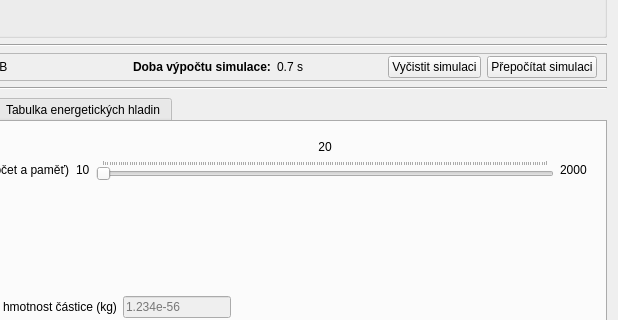
Above: mainWindow.ui from TomZMarsu/NanotechnologieSchrodinger before the change; both pictures show x 424 to 1042 and y 273 to 593 of the 1042 by 906 pixel window. Below: the same form after it.
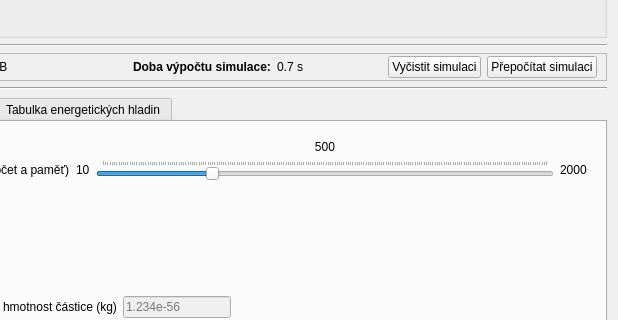
That is the form after the change. The open tabs and pages were chosen to show the change.

```diff
--- a/mainWindow.ui
+++ b/mainWindow.ui
@@ -260,6 +260,9 @@
             <property name="maximum">
              <number>2000</number>
             </property>
+            <property name="value">
+             <number>500</number>
+            </property>
             <property name="orientation">
              <enum>Qt::Orientation::Horizontal</enum>
             </property>
@@ -287,7 +290,7 @@
              <enum>Qt::LayoutDirection::LeftToRight</enum>
             </property>
             <property name="text">
-             <string>&lt;html&gt;&lt;head/&gt;&lt;body&gt;&lt;p&gt;20&lt;/p&gt;&lt;/body&gt;&lt;/html&gt;</string>
+             <string notr="true">500</string>
             </property>
             <property name="alignment">
              <set>Qt::AlignmentFlag::AlignBottom|Qt::AlignmentFlag::AlignHCenter</set>
```
Left out of the diff: 2 changed lines with no effect on the pictures.
